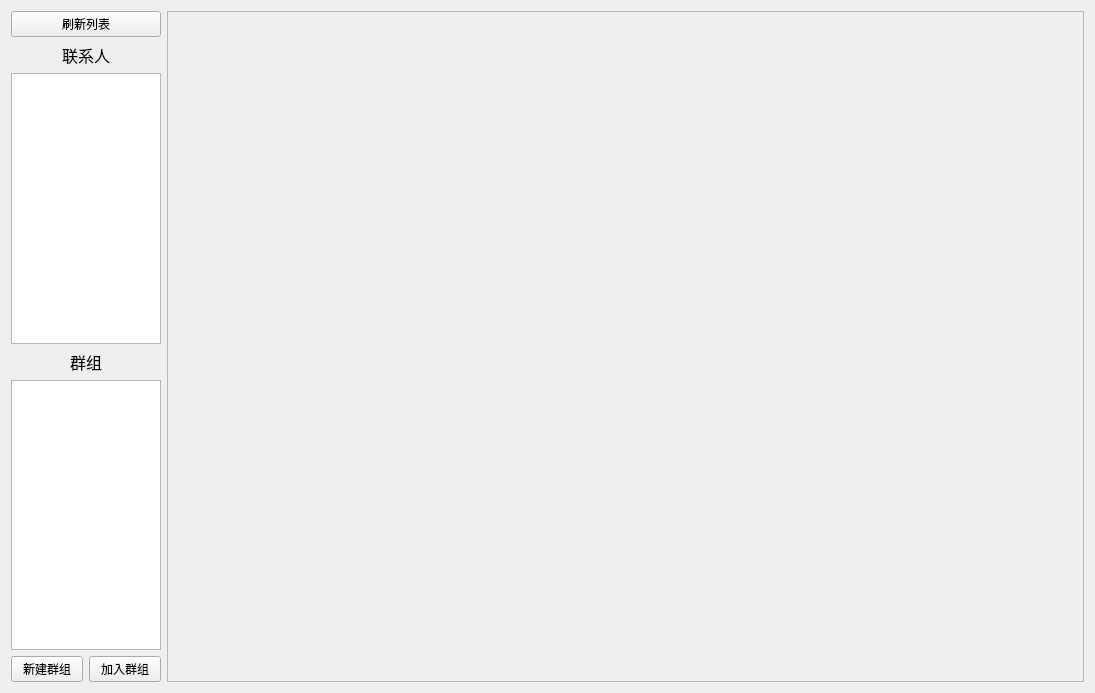
Above: OnlineClient/chatinfo.ui from hetufict/QtMeetingSystem before the change. Below: the same form after it.
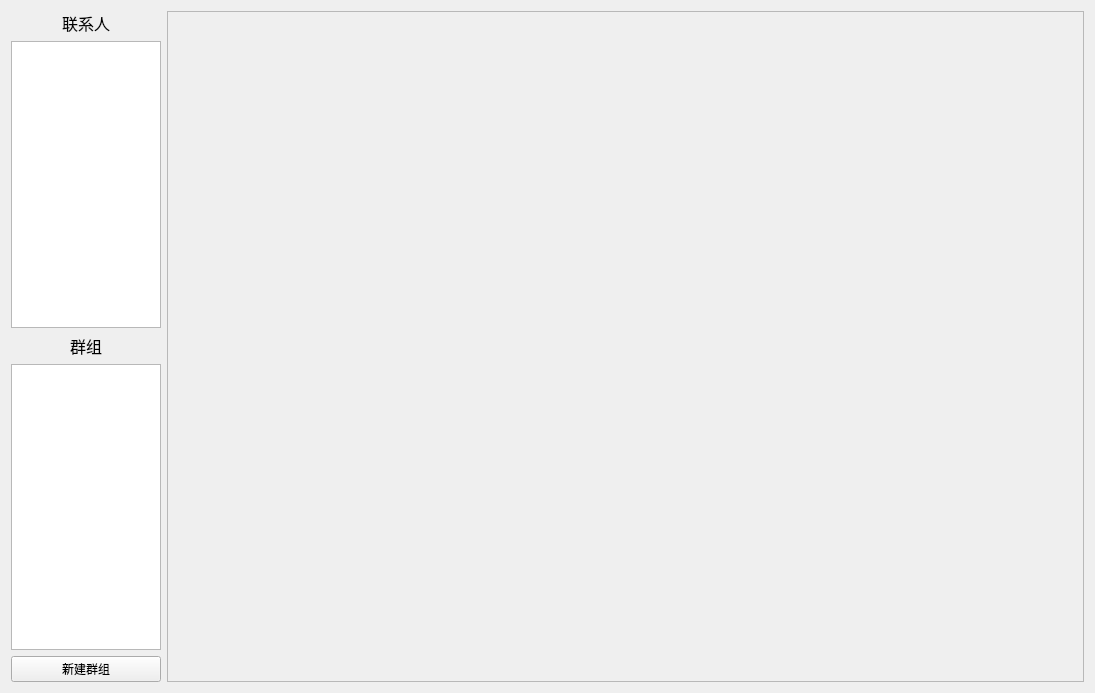
That is the form after the change.

Commit message: 采用新的列表刷新方案 不再需要手动刷新用户列表，群组列表 文件列表，群组成员列表

The edit to the form file:
```diff
--- a/OnlineClient/chatinfo.ui
+++ b/OnlineClient/chatinfo.ui
@@ -18,19 +18,6 @@
     <layout class="QHBoxLayout" name="horizontalLayout_2">
      <item>
       <layout class="QVBoxLayout" name="verticalLayout">
-       <item>
-        <widget class="QPushButton" name="pb_refllushList">
-         <property name="minimumSize">
-          <size>
-           <width>150</width>
-           <height>0</height>
-          </size>
-         </property>
-         <property name="text">
-          <string>刷新列表</string>
-         </property>
-        </widget>
-       </item>
        <item>
         <widget class="QLabel" name="label">
          <property name="minimumSize">
@@ -78,6 +65,11 @@
            <height>16777215</height>
           </size>
          </property>
+         <property name="font">
+          <font>
+           <pointsize>14</pointsize>
+          </font>
+         </property>
         </widget>
        </item>
        <item>
@@ -121,6 +113,11 @@
            <height>16777215</height>
           </size>
          </property>
+         <property name="font">
+          <font>
+           <pointsize>14</pointsize>
+          </font>
+         </property>
         </widget>
        </item>
        <item>
@@ -138,19 +135,6 @@
            </property>
           </widget>
          </item>
-         <item>
-          <widget class="QPushButton" name="pb_addGroup">
-           <property name="minimumSize">
-            <size>
-             <width>50</width>
-             <height>0</height>
-            </size>
-           </property>
-           <property name="text">
-            <string>加入群组</string>
-           </property>
-          </widget>
-         </item>
         </layout>
        </item>
       </layout>
```
The commit also changes 17 other files.
